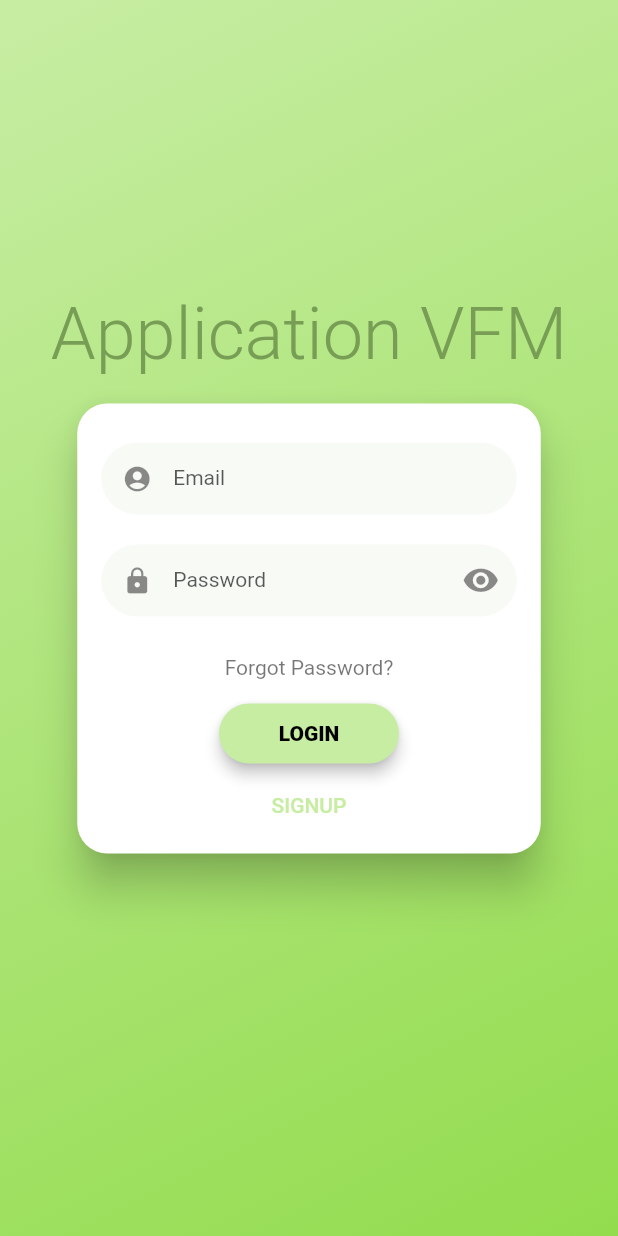
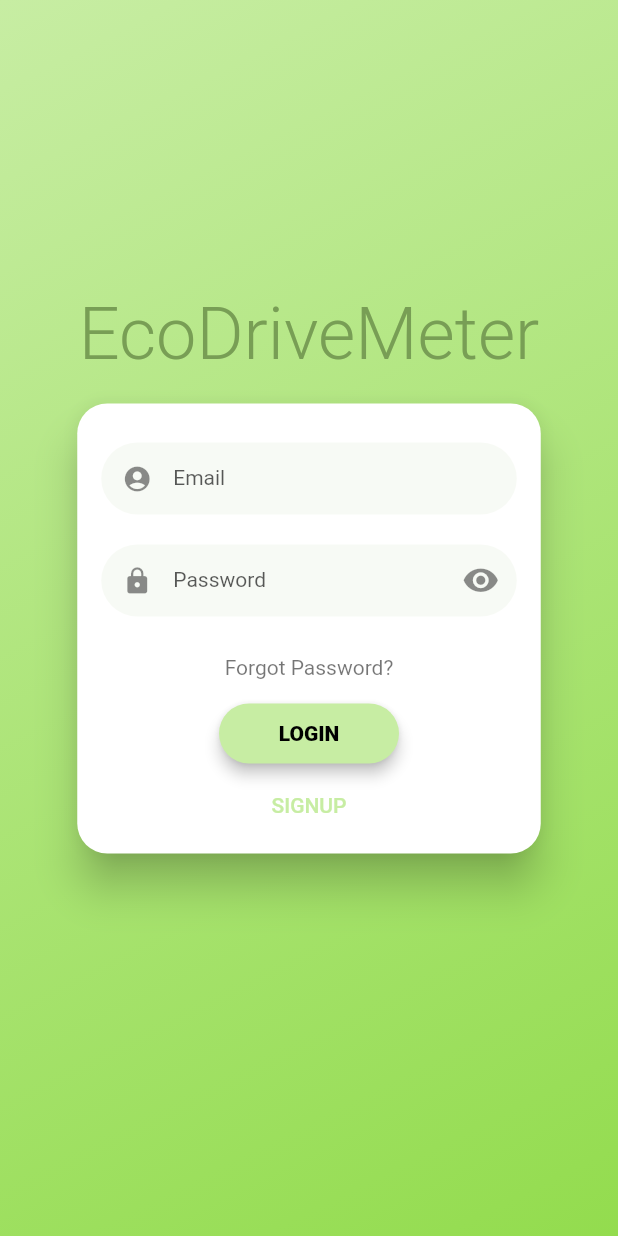
Before and after one commit to valentinaSanti/application_vfm_new, a Flutter app: the screen it shows after launch, on a phone screen of 412 x 824 dp. Run offline on Flutter 3.47's test engine with Material 2 defaults, Android fonts, the phone set to English and light mode, and no system bars; drawn by our look-alikes of flutter_login; our stand-ins replace floor, jwt_decoder, material_design_icons_flutter, shared_preferences, sqflite; missing offline and left inert: graphic; accounts and stored records are empty; generated files the repository leaves out were written again.

Commit message:
inserimento titolo

```diff
--- a/lib/pages/login.dart
+++ b/lib/pages/login.dart
@@ -58,7 +58,7 @@ class _LoginPageState extends State<LoginPage> {
   Widget build(BuildContext context) {
     return FlutterLogin(
       //logo: AssetImage('assets/images/ecorp-lightblue.png'), riga di codice per il logo
-      title: 'Application VFM',
+      title: 'EcoDriveMeter',
       theme: LoginTheme(
           primaryColor: Color.fromARGB(255, 199, 237, 163),
           accentColor: Color.fromARGB(255, 120, 158, 85),
@@ -75,10 +75,10 @@ class _LoginPageState extends State<LoginPage> {
       },
     );
   } // build
-  void _toHomePage(BuildContext context){
+
+  void _toHomePage(BuildContext context) {
     //Navigator.of(context).pushReplacement(MaterialPageRoute(builder: (context) => Home()));
-    Navigator.of(context).pushReplacement(MaterialPageRoute(
-                            builder: (context) => ImpactOnboarding()));
-  }//_toHomePage
-
-  } // LoginScreen
+    Navigator.of(context).pushReplacement(
+        MaterialPageRoute(builder: (context) => ImpactOnboarding()));
+  } //_toHomePage
+} // LoginScreen
```
Also changed, not shown: lib/pages/home.dart (+6 -7 lines).
